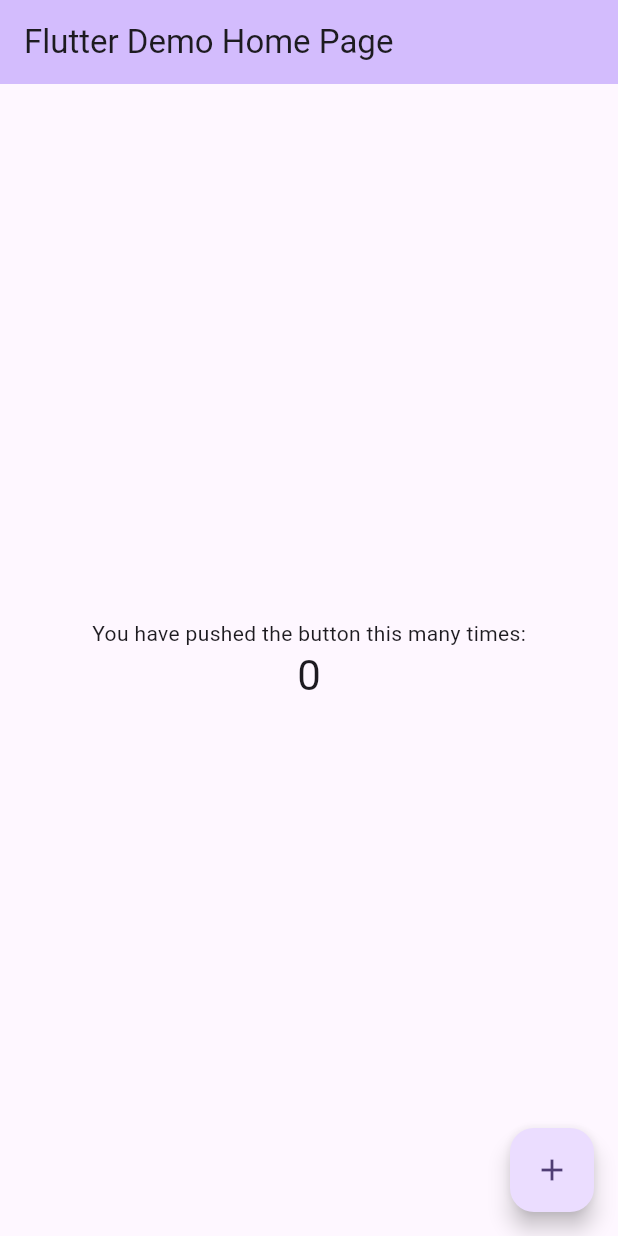
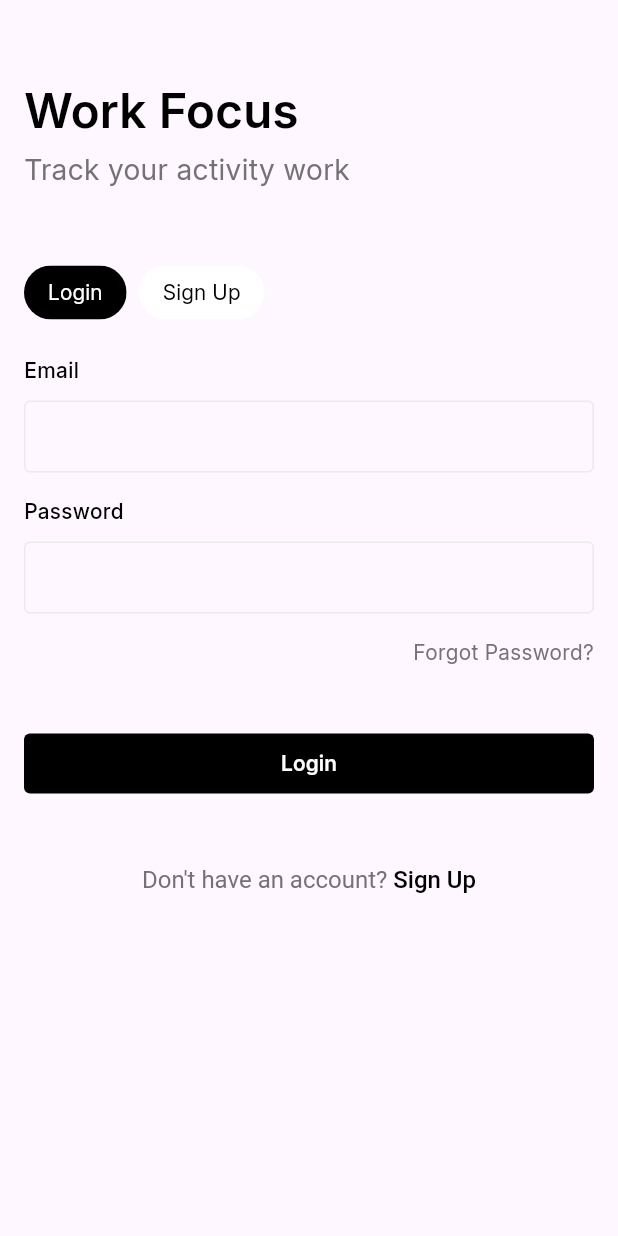
Before and after one commit to rizkydwitama/work-focus-mobile, a Flutter app: the screen it shows after launch, on a phone screen of 412 x 824 dp. Run offline on Flutter 3.47's test engine with Material 3 defaults, Android fonts, the phone set to English and light mode, and no system bars.

Commit message:
slicing login page, add app theme & colors, and add fonts.

```diff
--- /dev/null
+++ b/lib/core/theme/app_colors.dart
@@ -0,0 +1,9 @@
+import 'package:flutter/material.dart';
+
+class AppColors {
+  static const Color transparentColor = Colors.transparent;
+  static const Color whiteColor = Color(0xFFFFFFFF);
+  static const Color blackColor = Color(0xFF000000);
+  static const Color greyColor = Color(0xFF757276);
+  static const Color brightGreyColor = Color(0xFFEAEAEA);
+}
--- /dev/null
+++ b/lib/core/theme/app_theme.dart
@@ -0,0 +1,6 @@
+import 'package:flutter/material.dart';
+
+class AppTheme {
+  static final lightThemeMode = ThemeData.light();
+  static final darkThemeMode = ThemeData.dark();
+}
--- /dev/null
+++ b/lib/features/auth/presentation/pages/login_page.dart
@@ -0,0 +1,274 @@
+import 'package:flutter/gestures.dart';
+import 'package:flutter/material.dart';
+import 'package:work_focus_mobile/core/theme/app_colors.dart';
+
+class LoginPage extends StatefulWidget {
+  const LoginPage({super.key});
+
+  @override
+  State<LoginPage> createState() => _LoginPageState();
+}
+
+class _LoginPageState extends State<LoginPage> with SingleTickerProviderStateMixin {
+  late TabController _tabController;
+
+  @override
+  void initState() {
+    _tabController = TabController(length: 2, vsync: this);
+    super.initState();
+  }
+
+  @override
+  Widget build(BuildContext context) {
+    return Scaffold(
+      body: SafeArea(
+        child: SingleChildScrollView(
+          padding: EdgeInsets.fromLTRB(16, 50, 16, 0),
+          child: Column(
+            crossAxisAlignment: CrossAxisAlignment.start,
+            children: [
+              Text(
+                'Work Focus',
+                style: TextStyle(
+                  color: AppColors.blackColor,
+                  fontSize: 32,
+                  fontWeight: FontWeight.w600
+                ),
+              ),
+              const SizedBox(height: 4,),
+              Text(
+                'Track your activity work',
+                style: TextStyle(
+                  color: AppColors.greyColor,
+                  fontSize: 19,
+                  fontWeight: FontWeight.w400
+                ),
+              ),
+              const SizedBox(height: 44,),
+              TabBar(
+                controller: _tabController,
+                tabAlignment: TabAlignment.start,
+                indicatorColor: AppColors.transparentColor,
+                dividerHeight: 0.0,
+                isScrollable: true,
+                unselectedLabelColor: AppColors.transparentColor,
+                labelColor: AppColors.transparentColor,
+                indicatorPadding: EdgeInsets.zero,
+                onTap: (int index) {
+                  setState(() {
+                    _tabController.index = index;
+                  });
+                },
+                labelPadding: EdgeInsets.only(
+                  right: 8
+                ),
+                padding: EdgeInsets.zero,
+                tabs: [
+                  Chip(
+                    side: BorderSide.none,
+                    backgroundColor: _tabController.index == 0
+                    ? AppColors.blackColor
+                    : AppColors.whiteColor,
+                    shape: RoundedRectangleBorder(
+                        borderRadius: BorderRadius.circular(100),
+                        side: BorderSide.none
+                    ),
+                    label: Text(
+                      'Login',
+                      style: TextStyle(
+                          color: _tabController.index == 0
+                              ? AppColors.whiteColor
+                              : AppColors.blackColor,
+                          fontSize: 14,
+                          fontWeight: FontWeight.w400
+                      ),
+                    ),
+                  ),
+                  Chip(
+                    side: BorderSide.none,
+                    backgroundColor: _tabController.index == 1
+                        ? AppColors.blackColor
+                        : AppColors.whiteColor,
+                    shape: RoundedRectangleBorder(
+                        borderRadius: BorderRadius.circular(100),
+                        side: BorderSide.none
+                    ),
+                    label: Text(
+                      'Sign Up',
+                      style: TextStyle(
+                          color: _tabController.index == 1
+                              ? AppColors.whiteColor
+                              : AppColors.blackColor,
+                          fontSize: 14,
+                          fontWeight: FontWeight.w400
+                      ),
+                    ),
+                  ),
+                ],
+              ),
+              const SizedBox(height: 16,),
+              Text(
+                'Email',
+                style: TextStyle(
+                  color: AppColors.blackColor,
+                  fontSize: 14,
+                  fontWeight: FontWeight.w500
+                ),
+              ),
+              const SizedBox(height: 10,),
+              TextFormField(
+                cursorColor: AppColors.blackColor,
+                style: TextStyle(
+                    color: AppColors.blackColor,
+                    fontSize: 14,
+                    fontWeight: FontWeight.w400
+                ),
+                decoration: InputDecoration(
+                  filled: false,
+                  contentPadding: EdgeInsets.symmetric(
+                    vertical: 12,
+                    horizontal: 16
+                  ),
+
+                  enabledBorder: OutlineInputBorder(
+                      borderSide: BorderSide(
+                          color: AppColors.brightGreyColor,
+                          width: 1.0,
+                          strokeAlign: BorderSide.strokeAlignInside
+                      ),
+                      borderRadius: BorderRadius.all(
+                        Radius.circular(4),
+                      )
+                  ),
+                  focusedBorder:  OutlineInputBorder(
+                      borderSide: BorderSide(
+                          color: AppColors.blackColor,
+                          width: 1.0,
+                          strokeAlign: BorderSide.strokeAlignInside
+                      ),
+                      borderRadius: BorderRadius.all(
+                        Radius.circular(4),
+                      )
+                  ),
+
+                ),
+              ),
+              const SizedBox(height: 16,),
+              Text(
+                'Password',
+                style: TextStyle(
+                    color: AppColors.blackColor,
+                    fontSize: 14,
+                    fontWeight: FontWeight.w500
+                ),
+              ),
+              const SizedBox(height: 10,),
+              TextFormField(
+                cursorColor: AppColors.blackColor,
+                obscureText: true,
+                obscuringCharacter: '●',
+                style: TextStyle(
+                    color: AppColors.blackColor,
+                    fontSize: 14,
+                    fontWeight: FontWeight.w400
+                ),
+                decoration: InputDecoration(
+                  filled: false,
+                  contentPadding: EdgeInsets.symmetric(
+                      vertical: 12,
+                      horizontal: 16
+                  ),
+
+                  enabledBorder: OutlineInputBorder(
+                      borderSide: BorderSide(
+                          color: AppColors.brightGreyColor,
+                          width: 1.0,
+                          strokeAlign: BorderSide.strokeAlignInside
+                      ),
+                      borderRadius: BorderRadius.all(
+                        Radius.circular(4),
+                      )
+                  ),
+                  focusedBorder:  OutlineInputBorder(
+                      borderSide: BorderSide(
+                          color: AppColors.blackColor,
+                          width: 1.0,
+                          strokeAlign: BorderSide.strokeAlignInside
+                      ),
+                      borderRadius: BorderRadius.all(
+                        Radius.circular(4),
+                      )
+                  ),
+
+                ),
+              ),
+              const SizedBox(height: 16,),
+              Align(
+                alignment: Alignment.centerRight,
+                child: GestureDetector(
+                  onTap: () {},
+                  child: Text(
+                    'Forgot Password?',
+                    style: TextStyle(
+                      fontSize: 14,
+                      fontWeight: FontWeight.w400,
+                      color: AppColors.greyColor
+                    ),
+                  ),
+                ),
+              ),
+              const SizedBox(height: 40,),
+              SizedBox(
+                width: double.infinity,
+                child: TextButton(
+                    style: TextButton.styleFrom(
+                      backgroundColor: AppColors.blackColor,
+                      elevation: 0,
+                      shape: RoundedRectangleBorder(
+                        borderRadius: BorderRadius.circular(4)
+                      )
+                    ),
+                    onPressed: () {},
+                    child: Text(
+                      'Login',
+                      style: TextStyle(
+                        fontSize: 14,
+                        fontWeight: FontWeight.w600,
+                        color: AppColors.whiteColor
+                      ),
+                    )
+                ),
+              ),
+              const SizedBox(height: 44,),
+              Align(
+                alignment: Alignment.center,
+                child: RichText(
+                 text: TextSpan(
+                   text: "Don't have an account? ",
+                   style: TextStyle(
+                     fontSize: 16,
+                     fontWeight: FontWeight.w400,
+                     color: AppColors.greyColor,
+                   ),
+                   children: [
+                     TextSpan(
+                       text: 'Sign Up',
+                       recognizer: TapGestureRecognizer()..onTap = () {},
+                       style: TextStyle(
+                         fontSize: 16,
+                         fontWeight: FontWeight.w500,
+                         color: AppColors.blackColor,
+                       )
+                     )
+                   ]
+                 ),
+
+                ),
+              )
+            ],
+          ),
+        ),
+      ),
+    );
+  }
+}
--- a/lib/main.dart
+++ b/lib/main.dart
@@ -1,4 +1,6 @@
 import 'package:flutter/material.dart';
+import 'package:work_focus_mobile/core/theme/app_theme.dart';
+import 'package:work_focus_mobile/features/auth/presentation/pages/login_page.dart';
 
 void main() {
   runApp(const MyApp());
@@ -7,119 +9,15 @@ void main() {
 class MyApp extends StatelessWidget {
   const MyApp({super.key});
 
-  // This widget is the root of your application.
   @override
   Widget build(BuildContext context) {
     return MaterialApp(
       title: 'Flutter Demo',
+      debugShowCheckedModeBanner: false,
       theme: ThemeData(
-        // This is the theme of your application.
-        //
-        // TRY THIS: Try running your application with "flutter run". You'll see
-        // the application has a purple toolbar. Then, without quitting the app,
-        // try changing the seedColor in the colorScheme below to Colors.green
-        // and then invoke "hot reload" (save your changes or press the "hot
-        // reload" button in a Flutter-supported IDE, or press "r" if you used
-        // the command line to start the app).
-        //
-        // Notice that the counter didn't reset back to zero; the application
-        // state is not lost during the reload. To reset the state, use hot
-        // restart instead.
-        //
-        // This works for code too, not just values: Most code changes can be
-        // tested with just a hot reload.
-        colorScheme: ColorScheme.fromSeed(seedColor: Colors.deepPurple),
-        useMaterial3: true,
+        fontFamily: 'Inter'
       ),
-      home: const MyHomePage(title: 'Flutter Demo Home Page'),
+      home: LoginPage(),
     );
   }
 }
-
-class MyHomePage extends StatefulWidget {
-  const MyHomePage({super.key, required this.title});
-
-  // This widget is the home page of your application. It is stateful, meaning
-  // that it has a State object (defined below) that contains fields that affect
-  // how it looks.
-
-  // This class is the configuration for the state. It holds the values (in this
-  // case the title) provided by the parent (in this case the App widget) and
-  // used by the build method of the State. Fields in a Widget subclass are
-  // always marked "final".
-
-  final String title;
-
-  @override
-  State<MyHomePage> createState() => _MyHomePageState();
-}
-
-class _MyHomePageState extends State<MyHomePage> {
-  int _counter = 0;
-
-  void _incrementCounter() {
-    setState(() {
-      // This call to setState tells the Flutter framework that something has
-      // changed in this State, which causes it to rerun the build method below
-      // so that the display can reflect the updated values. If we changed
-      // _counter without calling setState(), then the build method would not be
-      // called again, and so nothing would appear to happen.
-      _counter++;
-    });
-  }
-
-  @override
-  Widget build(BuildContext context) {
-    // This method is rerun every time setState is called, for instance as done
-    // by the _incrementCounter method above.
-    //
-    // The Flutter framework has been optimized to make rerunning build methods
-    // fast, so that you can just rebuild anything that needs updating rather
-    // than having to individually change instances of widgets.
-    return Scaffold(
-      appBar: AppBar(
-        // TRY THIS: Try changing the color here to a specific color (to
-        // Colors.amber, perhaps?) and trigger a hot reload to see the AppBar
-        // change color while the other colors stay the same.
-        backgroundColor: Theme.of(context).colorScheme.inversePrimary,
-        // Here we take the value from the MyHomePage object that was created by
-        // the App.build method, and use it to set our appbar title.
-        title: Text(widget.title),
-      ),
-      body: Center(
-        // Center is a layout widget. It takes a single child and positions it
-        // in the middle of the parent.
-        child: Column(
-          // Column is also a layout widget. It takes a list of children and
-          // arranges them vertically. By default, it sizes itself to fit its
-          // children horizontally, and tries to be as tall as its parent.
-          //
-          // Column has various properties to control how it sizes itself and
-          // how it positions its children. Here we use mainAxisAlignment to
-          // center the children vertically; the main axis here is the vertical
-          // axis because Columns are vertical (the cross axis would be
-          // horizontal).
-          //
-          // TRY THIS: Invoke "debug painting" (choose the "Toggle Debug Paint"
-          // action in the IDE, or press "p" in the console), to see the
-          // wireframe for each widget.
-          mainAxisAlignment: MainAxisAlignment.center,
-          children: <Widget>[
-            const Text(
-              'You have pushed the button this many times:',
-            ),
-            Text(
-              '$_counter',
-              style: Theme.of(context).textTheme.headlineMedium,
-            ),
-          ],
-        ),
-      ),
-      floatingActionButton: FloatingActionButton(
-        onPressed: _incrementCounter,
-        tooltip: 'Increment',
-        child: const Icon(Icons.add),
-      ), // This trailing comma makes auto-formatting nicer for build methods.
-    );
-  }
-}
```
Also changed, not shown: pubspec.yaml (+10 -12 lines), assets/fonts/Inter-Medium.ttf (added), assets/fonts/Inter-Regular.ttf (added), assets/fonts/Inter-SemiBold.ttf (added).
